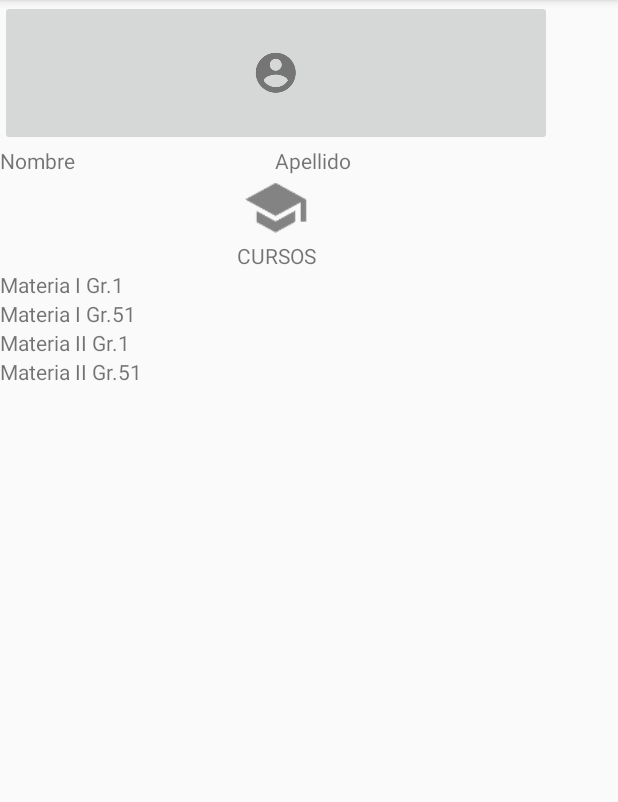
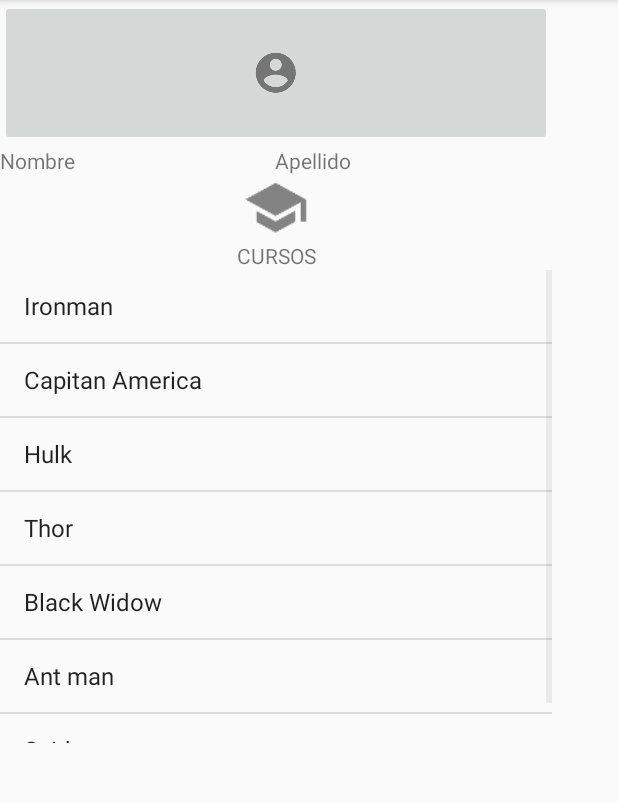
Before and after one commit to jojstepersan/asistenciaK, an Android app: the ProfileActivity screen opened directly, with no data from a screen before it, on a phone screen of 412 x 824 dp, the part 84-886 px from its top. Run offline under Robolectric (Android 15) with nearby library versions, the phone set to English and light mode, and no system bars.

Commit message:
Edit the profile list

```diff
--- a/AsistenciaK/app/src/main/java/com/example/jojstepersan/asistenciak/ProfileActivity.java
+++ b/AsistenciaK/app/src/main/java/com/example/jojstepersan/asistenciak/ProfileActivity.java
@@ -3,8 +3,11 @@ package com.example.jojstepersan.asistenciak;
 import android.support.annotation.LayoutRes;
 import android.support.v7.app.AppCompatActivity;
 import android.os.Bundle;
+import android.view.View;
+import android.widget.AdapterView;
 import android.widget.ArrayAdapter;
 import android.widget.ListView;
+import android.widget.Toast;
 
 public class ProfileActivity extends AppCompatActivity {
 
@@ -12,6 +15,19 @@ public class ProfileActivity extends AppCompatActivity {
     protected void onCreate(Bundle savedInstanceState) {
         super.onCreate(savedInstanceState);
         setContentView(R.layout.activity_profile);
+        final ListView milista = (ListView)findViewById(R.id.listView);
+        String[] values = new String[]{"Ironman","Capitan America","Hulk","Thor","Black Widow","Ant man","Spider man"};
+        ArrayAdapter<String> adapter = new ArrayAdapter<String>(this, android.R.layout.simple_list_item_1, values);
+        milista.setAdapter(adapter);
+        milista.setOnItemClickListener(new AdapterView.OnItemClickListener(){
+
+            public void onItemClick(AdapterView<?> parent, View view, int position, long id){
+                int item = position;
+                String itemval = (String)milista.getItemAtPosition(position);
+                Toast.makeText(getApplicationContext(), "Position: "+ item+" - Valor: "+itemval, Toast.LENGTH_LONG).show();
+            }
+
+        });
     }
 
 
--- a/AsistenciaK/app/src/main/res/layout/activity_profile.xml
+++ b/AsistenciaK/app/src/main/res/layout/activity_profile.xml
@@ -88,34 +88,10 @@
            android:orientation="vertical">
 
 
-               <TextView
-                   android:id="@+id/textView4"
-                   android:layout_width="match_parent"
-                   android:layout_height="wrap_content"
-                   android:layout_weight="0.07"
-                   android:text="Materia I Gr.1"/>
-
-               <TextView
-                   android:id="@+id/textView5"
-                   android:layout_width="match_parent"
-                   android:layout_height="wrap_content"
-                   android:layout_weight="0.07"
-                   android:text="Materia I Gr.51" />
-
-               <TextView
-                   android:id="@+id/textView6"
-                   android:layout_width="match_parent"
-                   android:layout_height="wrap_content"
-                   android:layout_weight="0.07"
-                   android:text="Materia II Gr.1" />
-
-               <TextView
-                   android:id="@+id/textView7"
-                   android:layout_width="match_parent"
-                   android:layout_height="wrap_content"
-                   android:layout_weight="0.07"
-                   android:text="Materia II Gr.51" />
-
+           <ListView
+               android:layout_width="match_parent"
+               android:layout_height="match_parent"
+               android:id="@+id/listView" />
        </LinearLayout>
 
 
```
